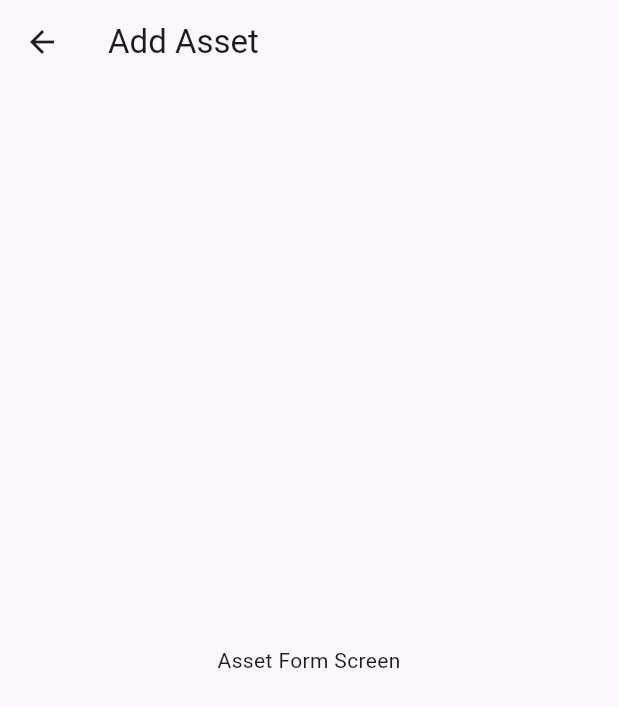
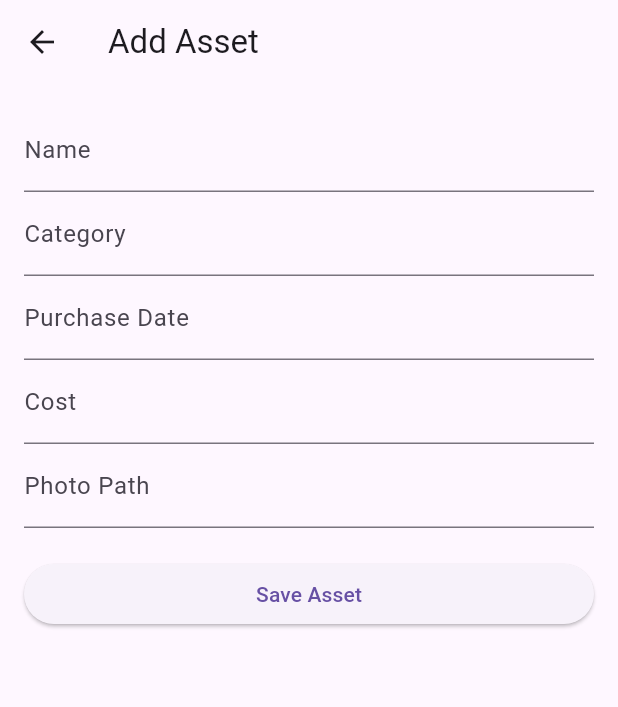
Before and after one commit to slatei/asset_manager, a Flutter app: the screen it shows once a user with an empty profile is signed in, after a tap on the "add" icon, on a phone screen of 412 x 824 dp. Shown: the top 707 px of the screen. Run offline on Flutter 3.47's test engine with Material 3 defaults, Android fonts, the phone set to English and light mode, and no system bars; our stand-ins replace cloud_firestore, dio, firebase_auth, firebase_core; missing offline and left inert: firebase_ui_auth, http_mock_adapter; accounts and stored records are empty; network calls fail.

Commit message:
feat: Create form for creating assets in Firestore

```diff
--- a/cspell.json
+++ b/cspell.json
@@ -5,6 +5,7 @@
     "dictionaries": [],
     "language": "en,en-US",
     "words": [
+        "firestore",
         "Schyler",
         "sqflite"
     ],
--- a/lib/main.dart
+++ b/lib/main.dart
@@ -1,13 +1,16 @@
-import 'package:asset_store/state/auth_state.dart';
+import 'package:provider/provider.dart';
+import 'package:flutter/foundation.dart';
+import 'package:flutter/material.dart';
+import 'firebase_options.dart';
+import 'package:cloud_firestore/cloud_firestore.dart';
 import 'package:firebase_auth/firebase_auth.dart';
 import 'package:firebase_core/firebase_core.dart';
-import 'package:flutter/foundation.dart';
-import 'package:flutter/material.dart';
-import 'package:provider/provider.dart';
-import 'services/api_service.dart';
-import 'screens/dashboard.dart';
-import 'screens/auth.dart';
-import 'firebase_options.dart';
+
+import 'package:asset_store/screens/auth.dart';
+import 'package:asset_store/screens/dashboard.dart';
+import 'package:asset_store/services/api_service.dart';
+import 'package:asset_store/state/asset_state.dart';
+import 'package:asset_store/state/auth_state.dart';
 
 void main() async {
   WidgetsFlutterBinding.ensureInitialized();
@@ -18,6 +21,7 @@ void main() async {
 
   if (kDebugMode) {
     await FirebaseAuth.instance.useAuthEmulator('127.0.0.1', 9099);
+    FirebaseFirestore.instance.useFirestoreEmulator('127.0.0.1', 8080);
   }
 
   runApp(const App());
@@ -32,6 +36,7 @@ class App extends StatelessWidget {
       providers: [
         ChangeNotifierProvider(create: (context) => ApiService()),
         ChangeNotifierProvider(create: (context) => AuthState()),
+        ChangeNotifierProvider(create: (context) => AssetState()),
       ],
       child: MaterialApp(
         title: 'Asset Management',
@@ -42,7 +47,6 @@ class App extends StatelessWidget {
         routes: {
           '/': (context) => const AuthWrapper(),
           '/dashboard': (context) => const Dashboard(),
-          // Add other routes here if necessary
         },
       ),
     );
--- a/lib/models/asset.dart
+++ b/lib/models/asset.dart
@@ -6,13 +6,14 @@ class Asset {
   final double cost;
   final String? photoPath;
 
-  Asset(
-      {required this.id,
-      required this.name,
-      required this.category,
-      required this.purchaseDate,
-      required this.cost,
-      this.photoPath});
+  Asset({
+    required this.id,
+    required this.name,
+    required this.category,
+    required this.purchaseDate,
+    required this.cost,
+    this.photoPath,
+  });
 
   factory Asset.fromJson(Map<String, dynamic> json) {
     return Asset(
--- a/lib/screens/asset_form.dart
+++ b/lib/screens/asset_form.dart
@@ -1,7 +1,44 @@
+import 'dart:async';
 import 'package:flutter/material.dart';
 
-class AssetForm extends StatelessWidget {
-  const AssetForm({super.key});
+import 'package:asset_store/models/asset.dart';
+
+class AssetForm extends StatefulWidget {
+  const AssetForm({required this.addAsset, super.key});
+
+  final FutureOr<void> Function(Asset asset) addAsset;
+
+  @override
+  State<AssetForm> createState() => _AssetFormState();
+}
+
+class _AssetFormState extends State<AssetForm> {
+  final _formKey = GlobalKey<FormState>(debugLabel: '_AssetFormState');
+
+  String? _name;
+  String? _category;
+  String? _purchaseDate;
+  double? _cost;
+  String? _photoPath;
+
+  void _submitForm() async {
+    if (_formKey.currentState!.validate()) {
+      _formKey.currentState!.save();
+
+      final asset = Asset(
+        id: 0,
+        name: _name!,
+        category: _category!,
+        purchaseDate: _purchaseDate!,
+        cost: _cost!,
+        photoPath: _photoPath,
+      );
+
+      await widget.addAsset(asset);
+
+      _formKey.currentState?.reset();
+    }
+  }
 
   @override
   Widget build(BuildContext context) {
@@ -9,8 +46,76 @@ class AssetForm extends StatelessWidget {
       appBar: AppBar(
         title: const Text('Add Asset'),
       ),
-      body: const Center(
-        child: Text('Asset Form Screen'),
+      body: Padding(
+        padding: const EdgeInsets.all(16.0),
+        child: Form(
+          key: _formKey,
+          child: ListView(children: <Widget>[
+            TextFormField(
+              decoration: const InputDecoration(labelText: 'Name'),
+              validator: (value) {
+                if (value == null || value.isEmpty) {
+                  return 'Please enter a name';
+                }
+                return null;
+              },
+              onSaved: (value) {
+                _name = value;
+              },
+            ),
+            TextFormField(
+              decoration: const InputDecoration(labelText: 'Category'),
+              validator: (value) {
+                if (value == null || value.isEmpty) {
+                  return 'Please enter a category';
+                }
+                return null;
+              },
+              onSaved: (value) {
+                _category = value;
+              },
+            ),
+            TextFormField(
+              decoration: const InputDecoration(labelText: 'Purchase Date'),
+              validator: (value) {
+                if (value == null || value.isEmpty) {
+                  return 'Please enter a purchase date';
+                }
+                return null;
+              },
+              onSaved: (value) {
+                _purchaseDate = value;
+              },
+            ),
+            TextFormField(
+              decoration: const InputDecoration(labelText: 'Cost'),
+              keyboardType: TextInputType.number,
+              validator: (value) {
+                if (value == null || value.isEmpty) {
+                  return 'Please enter a cost';
+                }
+                if (double.tryParse(value) == null) {
+                  return 'Please enter a valid number';
+                }
+                return null;
+              },
+              onSaved: (value) {
+                _cost = double.parse(value!);
+              },
+            ),
+            TextFormField(
+              decoration: const InputDecoration(labelText: 'Photo Path'),
+              onSaved: (value) {
+                _photoPath = value;
+              },
+            ),
+            const SizedBox(height: 20),
+            ElevatedButton(
+              onPressed: _submitForm,
+              child: const Text('Save Asset'),
+            ),
+          ]),
+        ),
       ),
     );
   }
--- a/lib/screens/dashboard.dart
+++ b/lib/screens/dashboard.dart
@@ -1,11 +1,13 @@
-import 'package:asset_store/state/auth_state.dart';
 import 'package:flutter/material.dart';
 import 'package:provider/provider.dart';
-import '../services/api_service.dart';
-import '../models/asset.dart';
-import '../widgets/asset_card.dart';
-import './asset_form.dart';
-import './receipt_upload.dart';
+
+import 'package:asset_store/models/asset.dart';
+import 'package:asset_store/screens/asset_form.dart';
+import 'package:asset_store/screens/receipt_upload.dart';
+import 'package:asset_store/services/api_service.dart';
+import 'package:asset_store/widgets/asset_card.dart';
+import 'package:asset_store/state/asset_state.dart';
+import 'package:asset_store/state/auth_state.dart';
 
 class Dashboard extends StatefulWidget {
   const Dashboard({super.key});
@@ -85,16 +87,27 @@ class _DashboardState extends State<Dashboard> {
       floatingActionButton: Column(
         mainAxisAlignment: MainAxisAlignment.end,
         children: [
+          Consumer<AssetState>(
+            builder: (context, appState, _) => Column(
+              crossAxisAlignment: CrossAxisAlignment.start,
+              children: [
                 FloatingActionButton(
                   heroTag: 'addAsset',
                   onPressed: () {
                     Navigator.push(
                       context,
-                MaterialPageRoute(builder: (context) => const AssetForm()),
+                      MaterialPageRoute(
+                          builder: (context) => AssetForm(
+                                addAsset: (asset) =>
+                                    appState.addAssetToDatabase(asset),
+                              )),
                     );
                   },
                   tooltip: 'Add Asset',
                   child: const Icon(Icons.add),
+                ),
+              ],
+            ),
           ),
           const SizedBox(height: 16),
           FloatingActionButton(
--- /dev/null
+++ b/lib/state/asset_state.dart
@@ -0,0 +1,22 @@
+import 'package:flutter/material.dart';
+import 'package:cloud_firestore/cloud_firestore.dart';
+import 'package:firebase_auth/firebase_auth.dart';
+
+import 'package:asset_store/models/asset.dart';
+
+class AssetState extends ChangeNotifier {
+  Future<DocumentReference> addAssetToDatabase(Asset asset) {
+    return FirebaseFirestore.instance
+        .collection('assets')
+        .add(<String, dynamic>{
+      'name': asset.name,
+      'category': asset.category,
+      'purchaseDate': asset.purchaseDate,
+      'cost': asset.cost,
+      'photoPath': asset.photoPath,
+      'timestamp': DateTime.now().millisecondsSinceEpoch,
+      'owner': FirebaseAuth.instance.currentUser!.displayName,
+      'userId': FirebaseAuth.instance.currentUser!.uid,
+    });
+  }
+}
--- a/lib/widgets/asset_card.dart
+++ b/lib/widgets/asset_card.dart
@@ -1,5 +1,6 @@
 import 'package:flutter/material.dart';
-import '../../models/asset.dart';
+
+import 'package:asset_store/models/asset.dart';
 
 class AssetCard extends StatelessWidget {
   final Asset asset;
```
Also changed, not shown: firebase.json, 1 other file. Lines whose indentation alone changed are shown as unchanged.
